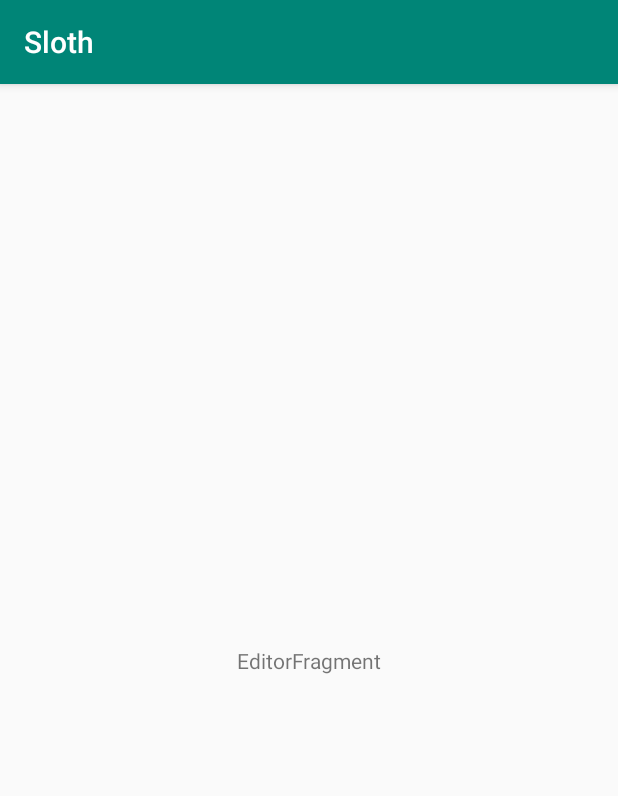
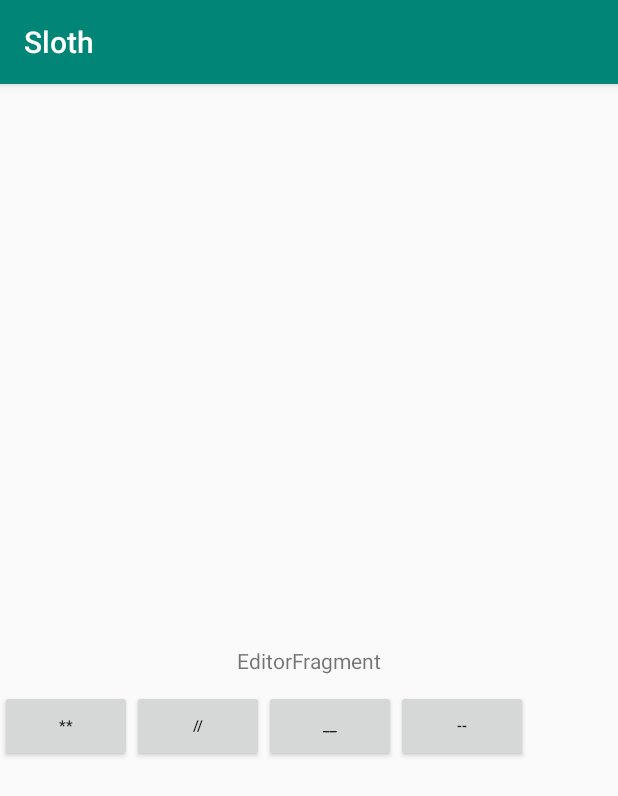
Before and after one commit to kolten/Sloth, an Android app: the EditorFragment screen opened directly, with no data from a screen before it, on a phone screen of 412 x 824 dp. Shown: the top 796 px of the screen. Run offline under Robolectric (Android 15) with nearby library versions, the phone set to English and light mode, and no system bars.

Commit message:
Implemented the keyboard bar recycler view in editor fragment

```diff
--- a/app/src/main/java/me/koltensturgill/sloth/ui/editor/EditorFragment.java
+++ b/app/src/main/java/me/koltensturgill/sloth/ui/editor/EditorFragment.java
@@ -5,16 +5,21 @@ import android.os.Bundle;
 import android.support.annotation.NonNull;
 import android.support.annotation.Nullable;
 import android.support.v4.app.Fragment;
+import android.support.v7.widget.LinearLayoutManager;
 import android.support.v7.widget.RecyclerView;
 import android.view.LayoutInflater;
 import android.view.View;
 import android.view.ViewGroup;
 
+import java.util.ArrayList;
+
+import me.koltensturgill.sloth.KeyboardBarAdapter;
 import me.koltensturgill.sloth.R;
 
 public class EditorFragment extends Fragment {
 
     private EditorViewModel mViewModel;
+    ArrayList<KeyboardButton> buttons;
 
     public static EditorFragment newInstance() {
         return new EditorFragment();
@@ -26,6 +31,11 @@ public class EditorFragment extends Fragment {
                              @Nullable Bundle savedInstanceState) {
         View view = inflater.inflate(R.layout.editor_fragment, container, false);
         RecyclerView buttonBar = (RecyclerView) view.findViewById(R.id.rvKeyboardBar);
+        buttons = KeyboardButton.createButtonList();
+        KeyboardBarAdapter rvAdapter = new KeyboardBarAdapter(buttons);
+        buttonBar.setAdapter(rvAdapter);
+        buttonBar.setLayoutManager(new LinearLayoutManager(getContext(), LinearLayoutManager.HORIZONTAL,false));
+
         return view;
     }
 
--- a/app/src/main/res/layout/rvkeyboard_bar.xml
+++ b/app/src/main/res/layout/rvkeyboard_bar.xml
@@ -2,7 +2,7 @@
 <LinearLayout
     xmlns:android="http://schemas.android.com/apk/res/android"
     android:layout_height="wrap_content"
-    android:layout_width="match_parent"
+    android:layout_width="wrap_content"
     android:orientation="horizontal"
     android:paddingTop="10dp"
     android:paddingBottom="10dp"
```
